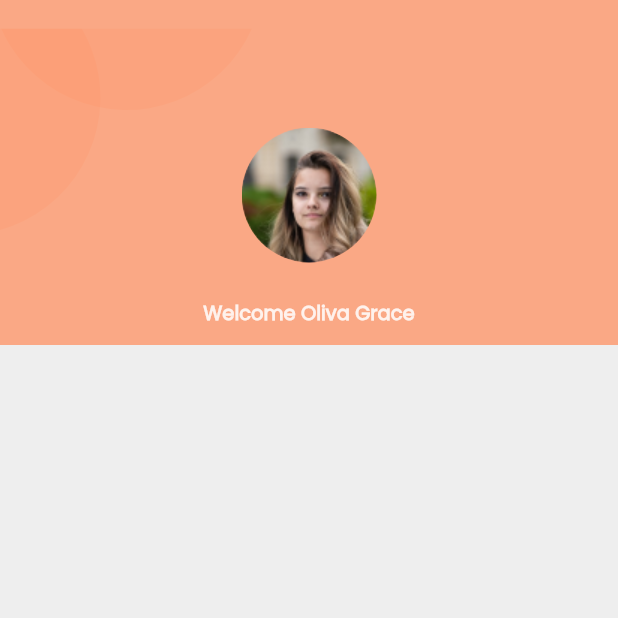
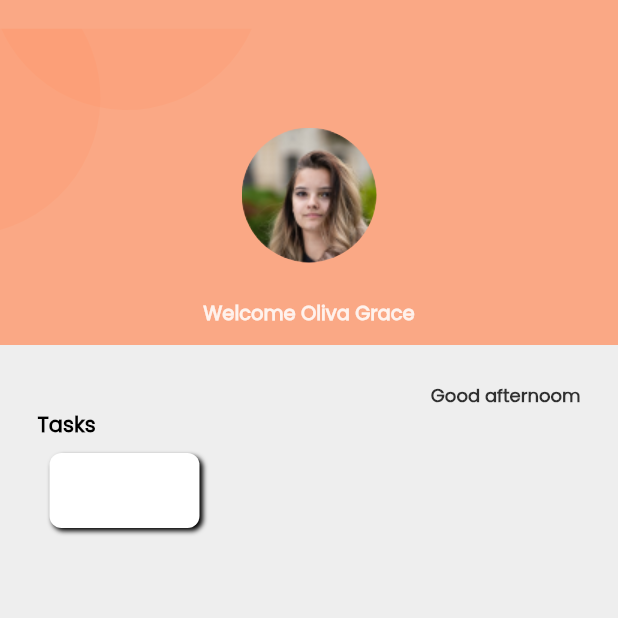
Before and after one commit to eduinlight/flutter-todo-app, a Flutter app: the HomeView screen opened by its route, on a phone screen of 412 x 824 dp, the top half of it. Run offline on Flutter 3.47's test engine with Material 2 defaults, Android fonts, the phone set to English and light mode, and no system bars; our stand-ins replace flutter_svg, get.

Commit message:
update flutter

```diff
--- a/lib/app/modules/home/views/home_view.dart
+++ b/lib/app/modules/home/views/home_view.dart
@@ -31,7 +31,42 @@ class HomeView extends GetView<HomeController> {
                       style: theme.textTheme.headline3?.merge(
                           TextStyle(color: Colors.white.withOpacity(0.85)))),
                   const SizedBox(height: 12)
-                ]))
+                ])),
+        Expanded(
+            child: Padding(
+                padding:
+                    const EdgeInsets.symmetric(horizontal: 25, vertical: 25),
+                child: Column(
+                    crossAxisAlignment: CrossAxisAlignment.start,
+                    children: [
+                      Row(mainAxisAlignment: MainAxisAlignment.end, children: [
+                        Text("Good afternoom",
+                            style: theme.textTheme.headline4),
+                      ]),
+                      Text(
+                        "Tasks",
+                        style: theme.textTheme.headline2,
+                      ),
+                      Container(
+                          margin: const EdgeInsets.all(8),
+                          decoration: BoxDecoration(
+                            borderRadius: BorderRadius.circular(8.0),
+                            color: Colors.white,
+                            boxShadow: const [
+                              BoxShadow(
+                                color: Colors.black,
+                                blurRadius: 2.0,
+                                spreadRadius: 0.0,
+                                offset: Offset(
+                                    2.0, 2.0), // shadow direction: bottom right
+                              )
+                            ],
+                          ),
+                          child: Container(
+                              width: 100,
+                              height: 50) // child widget, replace with your own
+                          )
+                    ])))
       ])),
     );
   }
--- a/lib/theme.dart
+++ b/lib/theme.dart
@@ -24,6 +24,10 @@ final theme = ThemeData(
           fontSize: 13,
           fontWeight: FontWeight.w600,
           color: Colors.black.withOpacity(0.8)),
+      headline4: TextStyle(
+          fontSize: 12,
+          fontWeight: FontWeight.w600,
+          color: Colors.black.withOpacity(0.8)),
     ),
     scaffoldBackgroundColor: _backgroundColor,
     textButtonTheme: TextButtonThemeData(
```
Also changed, not shown: pubspec.lock.
